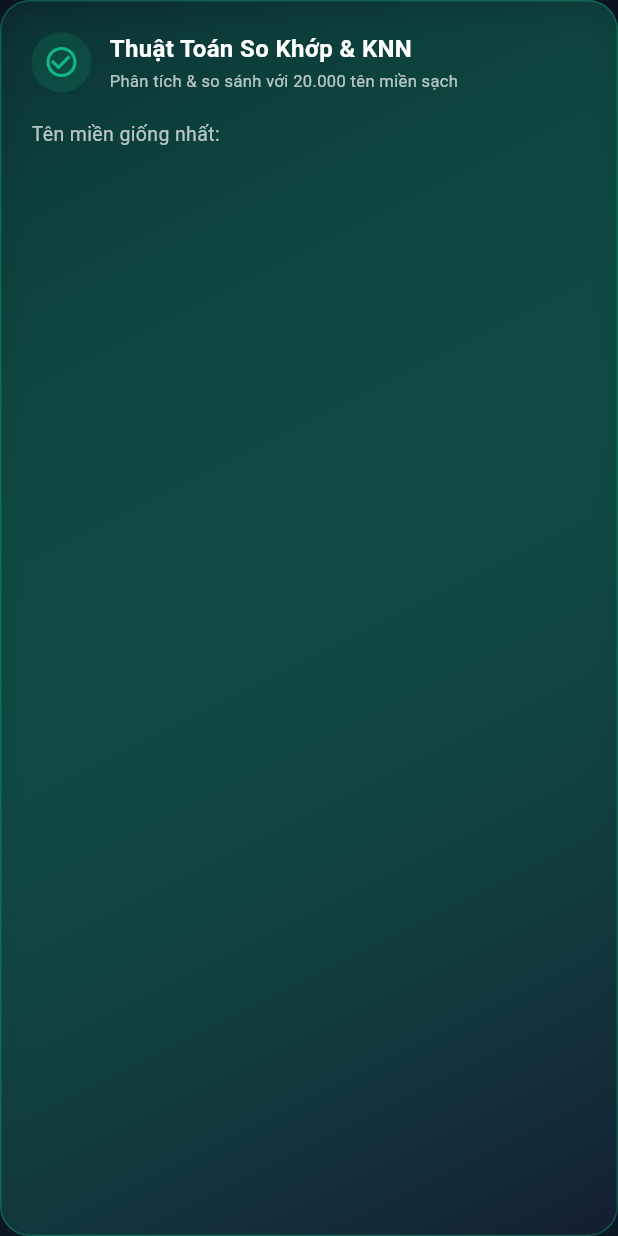
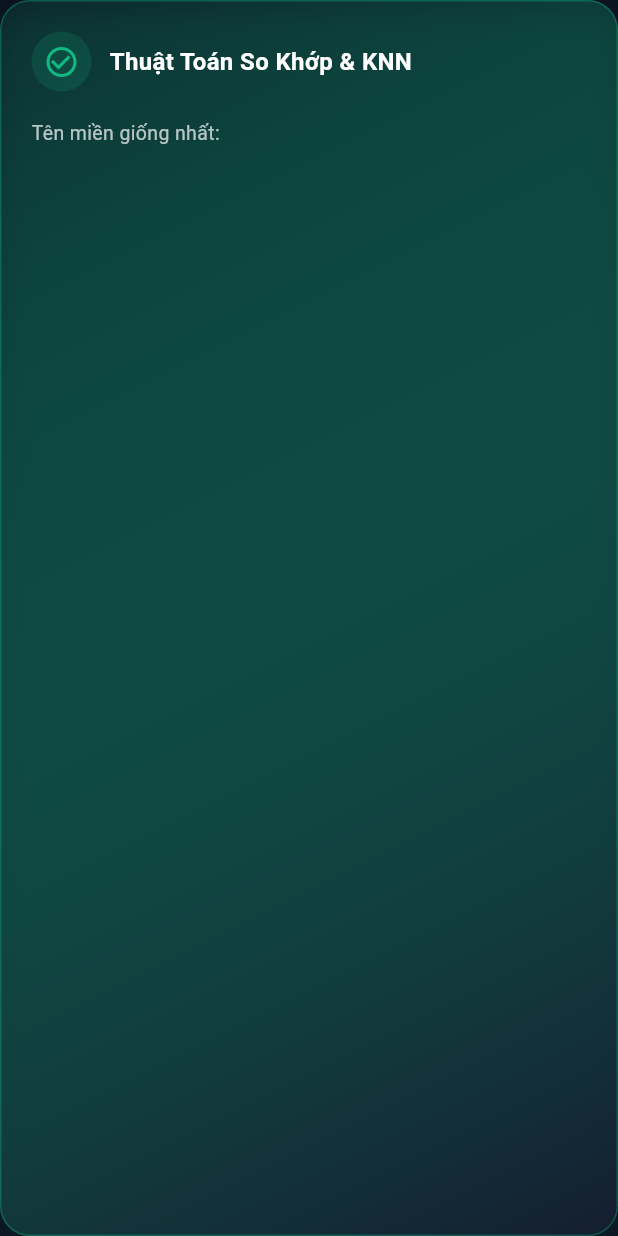
Before and after one commit to Huy28122003/datn-ml, a Flutter app: the KnnMatchingCard widget shown alone on an empty page, opened directly with empty values, on a phone screen of 412 x 824 dp. Run offline on Flutter 3.47's test engine with Material 3 defaults, Android fonts, the phone set to English and light mode, and no system bars; our stand-ins replace auto_route, flutter_bloc; missing offline and left inert: onnxruntime, public_suffix.

Commit message:
update: remove text

```diff
--- a/phising_detection/lib/widgets/knn_matching_card.dart
+++ b/phising_detection/lib/widgets/knn_matching_card.dart
@@ -78,14 +78,6 @@ class KnnMatchingCard extends StatelessWidget {
                         color: Colors.white,
                       ),
                     ),
-                    SizedBox(height: 2),
-                    Text(
-                      'Phân tích & so sánh với 20.000 tên miền sạch',
-                      style: TextStyle(
-                        fontSize: 11,
-                        color: Colors.white70,
-                      ),
-                    ),
                   ],
                 ),
               ),
```
